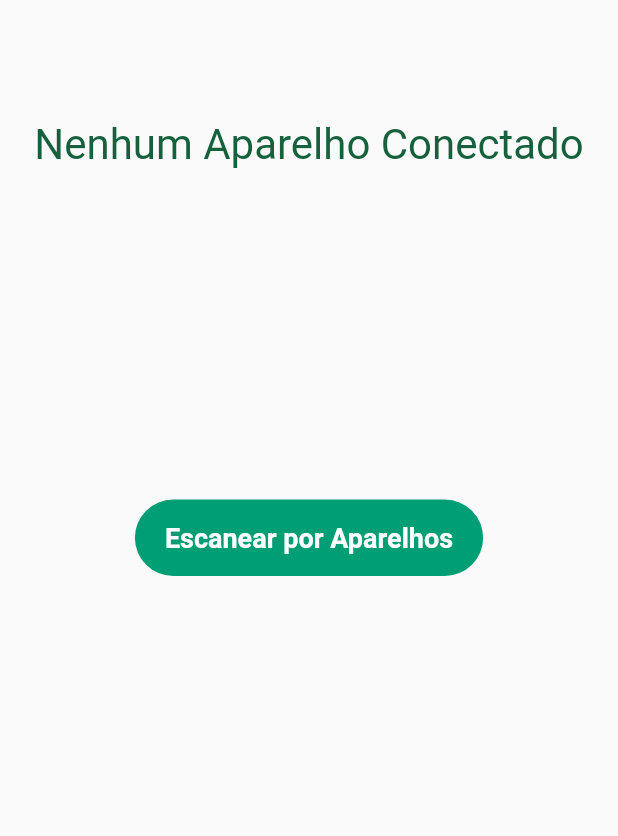
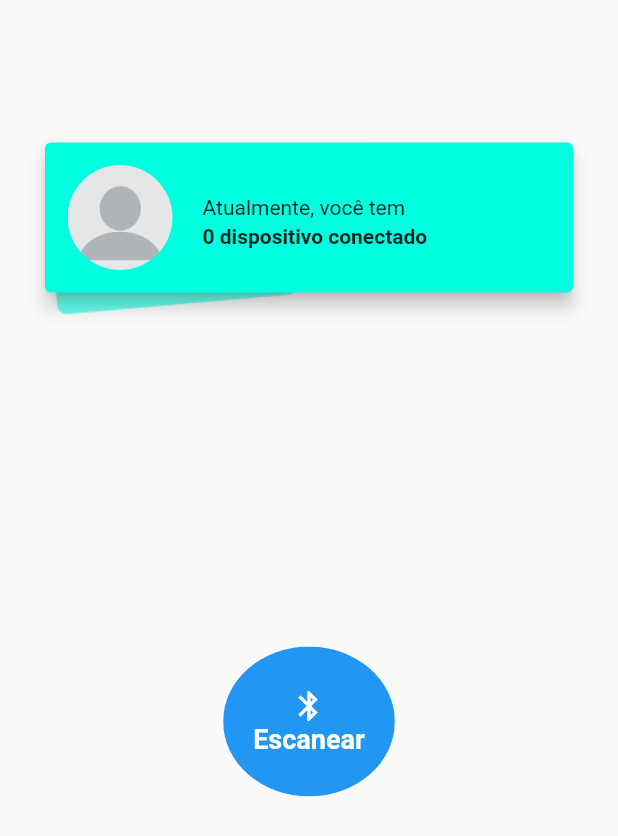
Before and after one commit to fertmarana/ERCAS-HACKATHON, a Flutter app: the connectionPage screen opened directly, on a phone screen of 412 x 824 dp. Shown: the top 836 px of the screen. Run offline on Flutter 3.47's test engine with Material 2 defaults, Android fonts, the phone set to English and light mode, and no system bars; our stand-ins replace flutter_blue, flutter_icons, sqflite, syncfusion_flutter_charts, table_calendar, toast; accounts and stored records are empty.

Commit message:
Mudei o botao para um circularBox e tbm adicionei uma animacao de loading para escanear aparelhos

```diff
--- /dev/null
+++ b/subiupressao_app/lib/bluetooth/ProfileSummary.dart
@@ -0,0 +1,46 @@
+import 'package:flutter/widgets.dart';
+import 'package:subiupressao_app/app_celular/Components/ProfileSummary.dart'
+as Profile;
+import 'package:subiupressao_app/app_celular/Components/Controller.dart';
+import 'package:subiupressao_app/files/models/user.dart';
+
+class ProfileSummary extends StatefulWidget {
+  final Controller controller;
+  final bool connected;
+
+  ProfileSummary({@required this.controller, @required this.connected});
+
+  @override
+  State<StatefulWidget> createState() => _ProfileSummary();
+}
+
+class _ProfileSummary extends State<ProfileSummary> {
+  User _user;
+
+  @override
+  void initState() {
+    //_user = widget.controller.user;
+    /*
+    widget.controller.addListener(() {
+      setState(() {
+        _user = widget.controller.user;
+      });
+    });*/
+  }
+
+  @override
+  Widget build(BuildContext context) {
+    return Profile.ProfileSummary(
+      children: [
+
+        SizedBox(height: 6),
+        Text("Atualmente, você tem", style: TextStyle(fontSize: 14)),
+        SizedBox(height: 3),
+        Text(
+          "${widget.connected ? "1" : "0"} dispositivo conectado",
+          style: TextStyle(fontSize: 14, fontWeight: FontWeight.bold),
+        )
+      ],
+    );
+  }
+}
--- a/subiupressao_app/lib/bluetooth/connectionPage.dart
+++ b/subiupressao_app/lib/bluetooth/connectionPage.dart
@@ -2,12 +2,15 @@ import 'package:flutter_blue/flutter_blue.dart';
 import 'package:flutter/material.dart';
 import 'package:intl/intl.dart';
 import 'package:subiupressao_app/app.dart';
+import 'package:subiupressao_app/app_celular/Consultas/AppointmentsList.dart';
 import 'package:subiupressao_app/database/Database_test.dart';
 import 'package:subiupressao_app/globals.dart' as globals;
 import 'dart:async';
 import 'dart:core';
 import 'package:syncfusion_flutter_charts/charts.dart';
-
+import 'package:subiupressao_app/bluetooth/ProfileSummary.dart';
+import 'package:subiupressao_app/app_celular/Components/Controller.dart';
+import 'package:subiupressao_app/app_celular/Components/Header.dart';
 import 'package:flutter_icons/flutter_icons.dart';
 import 'package:path/path.dart';
 
@@ -23,6 +26,10 @@ import 'package:subiupressao_app/database/MeasuresDataModel.dart';
 */
 
 class connectionPage extends StatefulWidget {
+ // Controller controller;
+
+ // connectionPage({@required this.controller});
+
   @override
   _connectionPage createState() => _connectionPage();
 }
@@ -203,6 +210,7 @@ class _connectionPage extends State<connectionPage> {
   }
 
   disconnect(BluetoothDevice dev) async {
+
     isreadingFrequency = false;
     nodataisbeingdetected = true;
     await dev.disconnect();
@@ -210,6 +218,7 @@ class _connectionPage extends State<connectionPage> {
       deviceConnected_name = "";
       device = null;
       isConnected = false;
+      //scanResultList.clear();
     });
   }
 
@@ -263,18 +272,31 @@ class _connectionPage extends State<connectionPage> {
 
   @override
   Widget build(BuildContext context) {
+    Size size = MediaQuery.of(context).size;
     timer = Timer.periodic(const Duration(seconds: 30), _updateDataSource);
     //print("start_application_value : ${start_aplication}");
     //testHeart = DBProvider.db.getAllClients();
     return Scaffold(
         body: Container(
-      padding: EdgeInsets.fromLTRB(10, 70, 10, 10),
+        padding: EdgeInsets.fromLTRB(10, 80, 10, 0),
         height: 800,
+        child: Column(
+        children: [
+
+        ProfileSummary(
+       // controller: widget.controller,
+        connected: isConnected,
+        ),
+        SizedBox(height: 1),
+        Container(
+          padding: EdgeInsets.fromLTRB(10, 0, 10, 10),
+          height: 400,
           child: ListView(
             //runSpacing: 6.0,
             //direction: Axis.horizontal,
             children: [
-          SizedBox(height: 10.0),
+              /*
+              SizedBox(height: 3.0),
               Container(
                 alignment: Alignment(0.0, 0.6),
                 child: isConnected == true
@@ -289,7 +311,7 @@ class _connectionPage extends State<connectionPage> {
                         textAlign: TextAlign.center,
                         style: TextStyle(fontSize: 28.0, color: Color(0xff16613D)),
                       ),
-          ),
+              ),*/
               Container(
                 child: SizedBox(
                   height: 200.0,
@@ -301,6 +323,7 @@ class _connectionPage extends State<connectionPage> {
                   ):
                   Column(children: <Widget>[
                     Container(
+                      padding: EdgeInsets.fromLTRB(0,40,0,40),
                       alignment: Alignment(0.0, 0.6),
                       child: TextButton(
                         style: ButtonStyle(
@@ -333,18 +356,54 @@ class _connectionPage extends State<connectionPage> {
                 ),
               ),
 
-          SizedBox(height: 20.0),
+              SizedBox(height: 10.0),
               Container(
                   child:
                   isConnected == false?
                   Align(
                 alignment: Alignment.center,
+                child:
+                Container(
+                  alignment: Alignment.center,
+                  padding: EdgeInsets.fromLTRB(10, 10, 10, 10),
+                  child: ClipOval(
                     child: Material(
+                      color: Colors.blue, // button color
+                      child: MaterialButton(
+                          minWidth: 100.0,
+                          height: 100,
+                          padding: EdgeInsets.fromLTRB(20.0, 10.0, 20.0, 10.0),
+                          shape: CircleBorder(),
+                          onPressed: () {
+                          scan();
+                        }, // button pressed
+                        child: _isScanning == false?
+                        Column(
+                          mainAxisAlignment: MainAxisAlignment.center,
+                          children: <Widget>[
+                            Icon(Icons.bluetooth,color: Colors.white,), // icon
+                            Text("Escanear",
+                                textAlign: TextAlign.center,
+                                style: TextStyle(
+                                    fontSize: 18.0,
+                                    color: Colors.white,
+                                    fontWeight: FontWeight.bold)), // text
+                          ],
+                        ):
+                            CircularProgressIndicator(color: Colors.white,strokeWidth: 6,)
+                      ),
+                    ),
+                  ),
+                ),
+
+
+                /*Material(
                   borderRadius: BorderRadius.circular(30.0),
-              color: Color(0xFF009E74),
+                  color: Colors.blue,
                   child: MaterialButton(
                     minWidth: 200.0,
                     padding: EdgeInsets.fromLTRB(20.0, 15.0, 20.0, 15.0),
+                    shape: Circle|Border(),
                     onPressed: () {
                       //scanForDevices();
                       scan();
@@ -356,7 +415,7 @@ class _connectionPage extends State<connectionPage> {
                                 color: Colors.white,
                                 fontWeight: FontWeight.bold))
                   ),
-            ),
+                ),*/
               ):
                   Container(
                     child: isreadingFrequency?
@@ -399,7 +458,11 @@ class _connectionPage extends State<connectionPage> {
 
             ],
             ),
-    ));
+          ),
+        ]
+        )
+      )
+    );
   }
 
   Widget _itemBuilder(BuildContext context, int index) {
```
Lines whose indentation alone changed are shown as unchanged.
